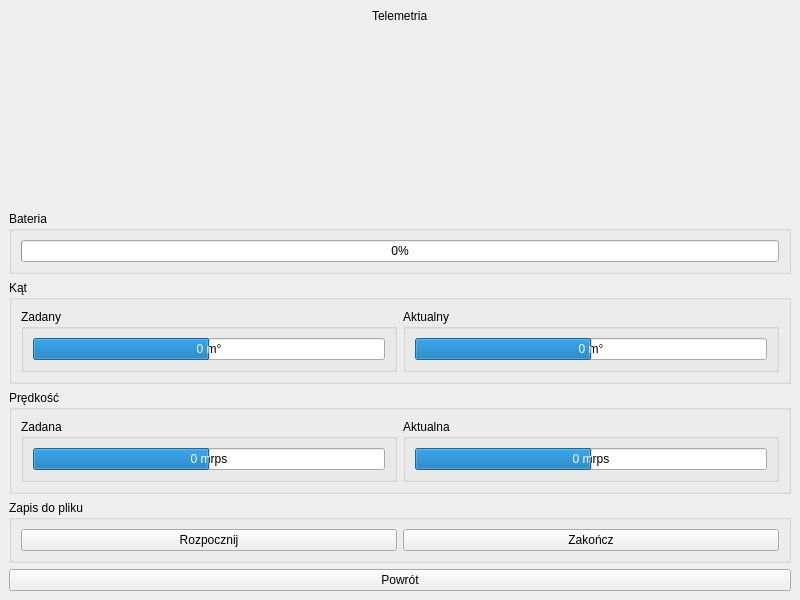
Qt form telemetrywindow.ui (superjulek/Robot_controller) before a commit.
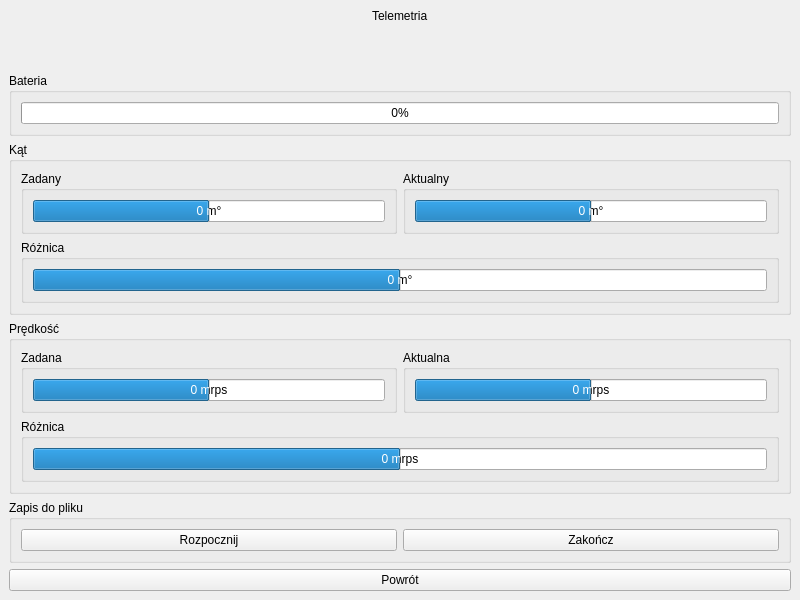
The same form after that commit.

Diff of the .ui file:
```diff
--- a/telemetrywindow.ui
+++ b/telemetrywindow.ui
@@ -58,8 +58,10 @@
         <property name="title">
          <string>Kąt</string>
         </property>
-        <layout class="QGridLayout" name="gridLayout_3">
-         <item row="0" column="2">
+        <layout class="QVBoxLayout" name="verticalLayout_2">
+         <item>
+          <layout class="QHBoxLayout" name="horizontalLayout">
+           <item>
           <widget class="QGroupBox" name="groupBox_4">
            <property name="title">
             <string>Zadany</string>
@@ -84,7 +86,7 @@
            </layout>
           </widget>
          </item>
-         <item row="0" column="3">
+           <item>
           <widget class="QGroupBox" name="groupBox_5">
            <property name="title">
             <string>Aktualny</string>
@@ -110,6 +112,33 @@
           </widget>
          </item>
         </layout>
+         </item>
+         <item>
+          <widget class="QGroupBox" name="groupBox_9">
+           <property name="title">
+            <string>Różnica</string>
+           </property>
+           <layout class="QGridLayout" name="gridLayout_3">
+            <item row="0" column="0">
+             <widget class="QProgressBar" name="progressBarDiffAngle">
+              <property name="minimum">
+               <number>-12000</number>
+              </property>
+              <property name="maximum">
+               <number>12000</number>
+              </property>
+              <property name="value">
+               <number>0</number>
+              </property>
+              <property name="format">
+               <string>%v m°</string>
+              </property>
+             </widget>
+            </item>
+           </layout>
+          </widget>
+         </item>
+        </layout>
        </widget>
       </item>
       <item>
@@ -117,8 +146,10 @@
         <property name="title">
          <string>Prędkość</string>
         </property>
-        <layout class="QGridLayout" name="gridLayout_6">
-         <item row="0" column="0">
+        <layout class="QVBoxLayout" name="verticalLayout_3">
+         <item>
+          <layout class="QHBoxLayout" name="horizontalLayout_2">
+           <item>
           <widget class="QGroupBox" name="groupBox_6">
            <property name="title">
             <string>Zadana</string>
@@ -143,7 +174,7 @@
            </layout>
           </widget>
          </item>
-         <item row="0" column="1">
+           <item>
           <widget class="QGroupBox" name="groupBox_7">
            <property name="title">
             <string>Aktualna</string>
@@ -151,6 +182,33 @@
            <layout class="QGridLayout" name="gridLayout_8">
             <item row="0" column="0">
              <widget class="QProgressBar" name="progressBarSpeed">
+                <property name="minimum">
+                 <number>-400000</number>
+                </property>
+                <property name="maximum">
+                 <number>400000</number>
+                </property>
+                <property name="value">
+                 <number>0</number>
+                </property>
+                <property name="format">
+                 <string>%v mrps</string>
+                </property>
+               </widget>
+              </item>
+             </layout>
+            </widget>
+           </item>
+          </layout>
+         </item>
+         <item>
+          <widget class="QGroupBox" name="groupBox_10">
+           <property name="title">
+            <string>Różnica</string>
+           </property>
+           <layout class="QGridLayout" name="gridLayout_6">
+            <item row="0" column="0">
+             <widget class="QProgressBar" name="progressBarDiffSpeed">
               <property name="minimum">
                <number>-400000</number>
               </property>
```
Lines whose indentation alone changed are shown as unchanged.
